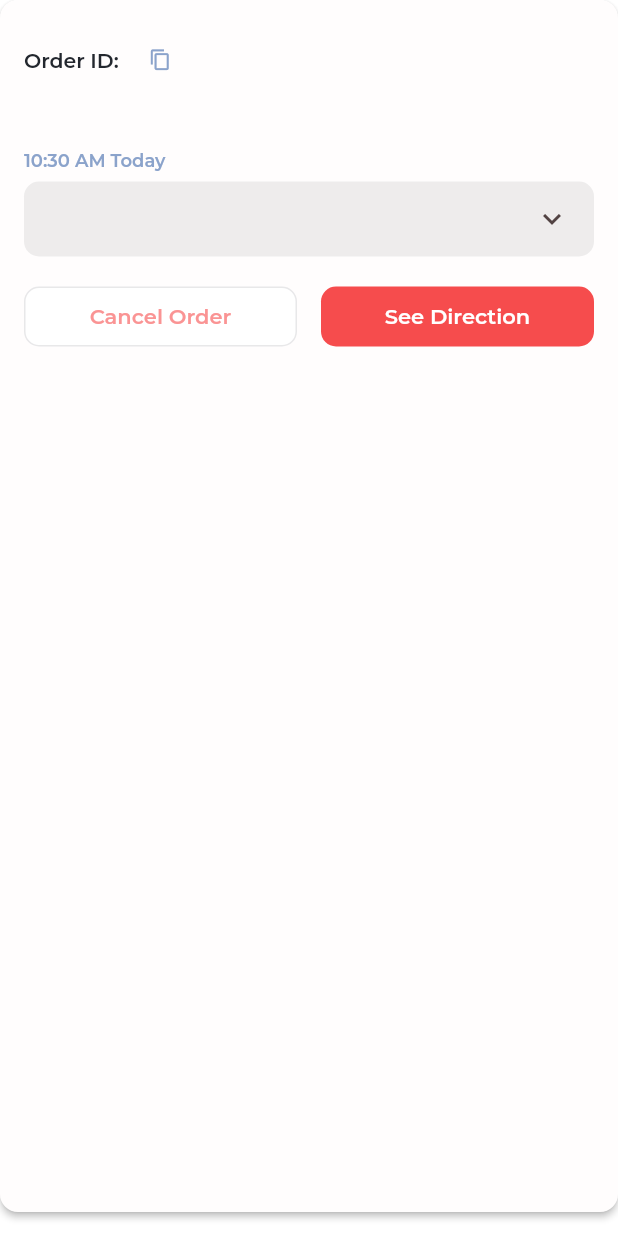
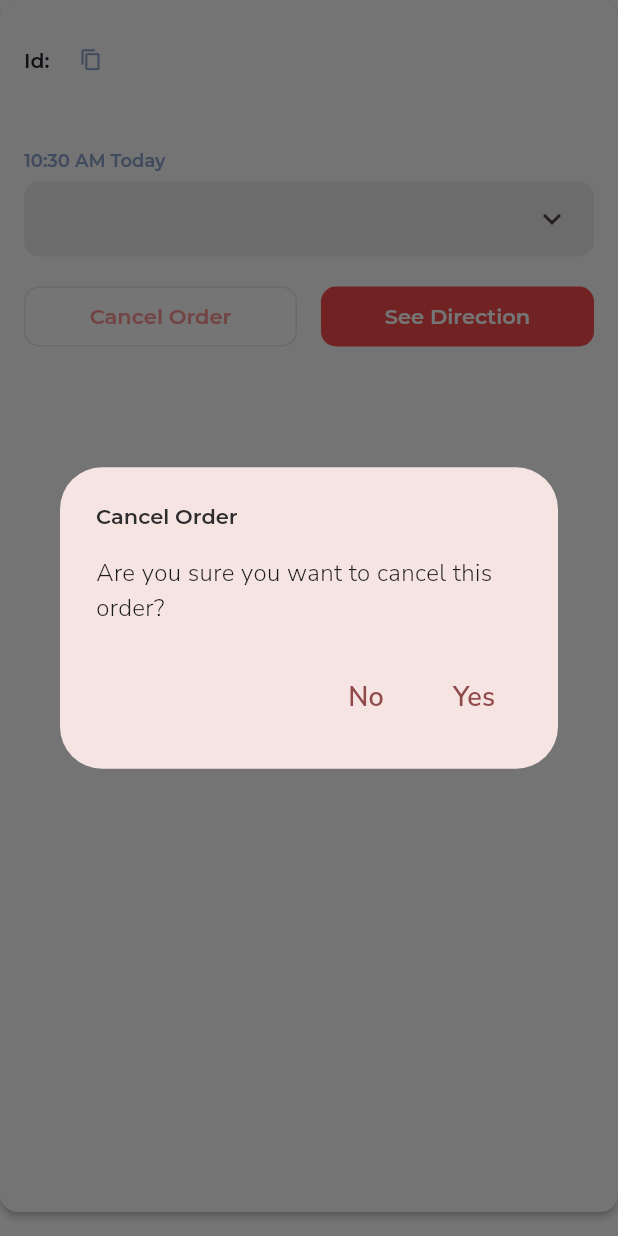
Before and after one commit to goeatit/MobileApplication, a Flutter app: the OrderDetailsContainer widget shown alone on an empty page, opened directly with empty values, after a tap on "Cancel Order", on a phone screen of 412 x 824 dp. Run offline on Flutter 3.47's test engine with Material 3 defaults, Android fonts, the light colour scheme and no system bars; our stand-ins replace connectivity_plus, dio, dropdown_button2, flutter_local_notifications, flutter_secure_storage, flutter_svg and 8 more; missing offline and left inert: country_flags, flutter_facebook_auth, razorpay_flutter; accounts and stored records are empty.

Commit message:
new code

```diff
--- a/lib/Screens/My_Booking/screen/my_bookings_screen.dart
+++ b/lib/Screens/My_Booking/screen/my_bookings_screen.dart
@@ -145,6 +145,7 @@ class _MyBookingsScreenState extends State<MyBookingsScreen> {
           final UserElement order = _orders[index];
           return OrderDetailsContainer(
             order: order,
+            onOrderCancelled: _fetchOrderDetails,
           );
         },
       ),
--- a/lib/Screens/My_Booking/screen/order_details_container.dart
+++ b/lib/Screens/My_Booking/screen/order_details_container.dart
@@ -1,13 +1,21 @@
+import 'package:dio/dio.dart';
 import 'package:eatit/main.dart' show CustomTextTheme;
 import 'package:eatit/models/my_booking_modal.dart';
 import 'package:flutter/material.dart';
 import 'package:flutter/services.dart';
 import 'package:intl/intl.dart';
+import 'package:eatit/Screens/My_Booking/service/My_Booking_service.dart';
+import 'package:url_launcher/url_launcher.dart';
 
 class OrderDetailsContainer extends StatefulWidget {
   final UserElement order;
+  final VoidCallback onOrderCancelled;
 
-  const OrderDetailsContainer({super.key, required this.order});
+  const OrderDetailsContainer({
+    super.key,
+    required this.order,
+    required this.onOrderCancelled,
+  });
 
   @override
   State<OrderDetailsContainer> createState() => _OrderDetailsContainerState();
@@ -15,6 +23,123 @@ class OrderDetailsContainer extends StatefulWidget {
 
 class _OrderDetailsContainerState extends State<OrderDetailsContainer> {
   bool isExpanded = false;
+  bool _isCancelling = false;
+  late MyBookingService _bookingService;
+
+  @override
+  void initState() {
+    super.initState();
+    _bookingService = MyBookingService();
+  }
+
+  void _openMap(dynamic latitude, dynamic longitude, dynamic address,
+      {String? name}) async {
+    Uri googleMapsUrl;
+    if (address != null) {
+      googleMapsUrl = Uri.parse(
+          "https://www.google.com/maps/search/${Uri.encodeComponent("${name!} $address")}");
+    } else if (name != null && name.isNotEmpty) {
+      // Use `q=$latitude,$longitude+($name)` instead of `near`
+      final String encodedQuery =
+          Uri.encodeComponent("$latitude,$longitude ($name)");
+      googleMapsUrl = Uri.parse(
+          "https://www.google.com/maps/search/?api=1&query=$encodedQuery");
+    } else {
+      // Drop a pin at the location
+      googleMapsUrl =
+          Uri.parse("https://www.google.com/maps?q=$latitude,$longitude");
+    }
+
+    if (await canLaunchUrl(googleMapsUrl)) {
+      await launchUrl(googleMapsUrl);
+    } else {
+      throw 'Could not launch $googleMapsUrl';
+    }
+  }
+
+  Future<void> _showCancelConfirmationDialog() async {
+    return showDialog(
+      context: context,
+      builder: (BuildContext context) {
+        return AlertDialog(
+          title: const Text('Cancel Order'),
+          content: const Text('Are you sure you want to cancel this order?'),
+          actions: [
+            TextButton(
+              onPressed: () => Navigator.of(context).pop(),
+              child: const Text('No'),
+            ),
+            TextButton(
+              onPressed: () async {
+                Navigator.of(context).pop();
+                await _cancelOrder();
+              },
+              child: const Text('Yes'),
+            ),
+          ],
+        );
+      },
+    );
+  }
+
+  Future<void> _cancelOrder() async {
+    if (_isCancelling) return;
+
+    setState(() {
+      _isCancelling = true;
+    });
+
+    try {
+      final response =
+          await _bookingService.cancelOrder(widget.order.user.orderId);
+      if (response != null && response.statusCode == 200) {
+        if (mounted) {
+          ScaffoldMessenger.of(context).showSnackBar(
+            const SnackBar(
+              content: Text('Order cancelled successfully'),
+              backgroundColor: Colors.green,
+            ),
+          );
+          // Call the callback to refresh the list
+          widget.onOrderCancelled();
+        }
+      } else {
+        if (mounted) {
+          ScaffoldMessenger.of(context).showSnackBar(
+            const SnackBar(
+              content: Text('Failed to cancel order'),
+              backgroundColor: Colors.red,
+            ),
+          );
+        }
+      }
+    } on DioException catch (e) {
+      if (mounted) {
+        ScaffoldMessenger.of(context).showSnackBar(
+          const SnackBar(
+            content: Text('failed to cancel order '),
+            backgroundColor: Colors.red,
+          ),
+        );
+      }
+    } catch (e) {
+      print(e);
+      if (mounted) {
+        ScaffoldMessenger.of(context).showSnackBar(
+          const SnackBar(
+            content: Text('Failed to cancel order'),
+            backgroundColor: Colors.red,
+          ),
+        );
+      }
+    } finally {
+      if (mounted) {
+        setState(() {
+          _isCancelling = false;
+        });
+      }
+    }
+  }
 
   String _formatDateTime(String dateTimeString) {
     try {
@@ -112,10 +237,10 @@ class _OrderDetailsContainerState extends State<OrderDetailsContainer> {
                   child: Row(
                     children: [
                       Text(
-                        'Order ID: ${widget.order.user.orderId}',
+                        'Id: ${widget.order.user.orderId}',
                         style: customTheme.montserratOrderId,
+                        textScaler: TextScaler.noScaling,
                       ),
-                      const SizedBox(width: 0),
                       IconButton(
                         padding: EdgeInsets.zero,
                         constraints: const BoxConstraints(),
@@ -248,9 +373,8 @@ class _OrderDetailsContainerState extends State<OrderDetailsContainer> {
               children: [
                 Expanded(
                   child: ElevatedButton(
-                    onPressed: () {
-                      // Implement cancel order functionality
-                    },
+                    onPressed:
+                        _isCancelling ? null : _showCancelConfirmationDialog,
                     style: ElevatedButton.styleFrom(
                       backgroundColor: Colors.white,
                       padding: const EdgeInsets.symmetric(vertical: 12),
@@ -263,19 +387,44 @@ class _OrderDetailsContainerState extends State<OrderDetailsContainer> {
                         borderRadius: BorderRadius.circular(10),
                       ),
                     ),
-                    child: Text(
-                      'Cancel Order',
-                      style: customTheme.montserratButton.copyWith(
-                        color: const Color(0xFFFA9494),
-                      ),
-                    ),
+                    child: _isCancelling
+                        ? const SizedBox(
+                            width: 20,
+                            height: 20,
+                            child: CircularProgressIndicator(
+                              strokeWidth: 2,
+                              valueColor: AlwaysStoppedAnimation<Color>(
+                                  Color(0xFFFA9494)),
+                            ),
+                          )
+                        : Text(
+                            'Cancel Order',
+                            style: customTheme.montserratButton.copyWith(
+                              color: const Color(0xFFFA9494),
+                            ),
+                          ),
                   ),
                 ),
                 const SizedBox(width: 16),
                 Expanded(
                   child: ElevatedButton(
                     onPressed: () {
-                      // Implement see direction functionality
+                      if (widget.order.latitude.isNotEmpty &&
+                          widget.order.longitude.isNotEmpty) {
+                        _openMap(
+                          widget.order.latitude[0],
+                          widget.order.longitude[0],
+                          widget.order.location[0],
+                          name: widget.order.user.restaurantName,
+                        );
+                      } else {
+                        _openMap(
+                          null,
+                          null,
+                          widget.order.location[0],
+                          name: widget.order.user.restaurantName,
+                        );
+                      }
                     },
                     style: ElevatedButton.styleFrom(
                       backgroundColor: const Color(0xFFF64C4D),
--- a/lib/api/api_endpoint.dart
+++ b/lib/api/api_endpoint.dart
@@ -18,6 +18,7 @@ class ApiEndpoints {
   static String completeYourProfile = "/mobile/completeYourProfile";
   static String createOrder(String orderType) =>
       "/mobile/createOrder/$orderType";
+  static String cancelOrder(String orderId)=>"/mobile/cancelOrder/$orderId";
   static String fetchOrderDetails="/mobile/getOrderDetails";
   static String verifyPayment = "/mobile/payment/verify";
   static String updateProfile = "/mobile/updateProfile";
```
Also changed, not shown: lib/Screens/My_Booking/service/My_Booking_service.dart (+8 -1 lines), lib/api/api_repository.dart (+7 -0 lines).
